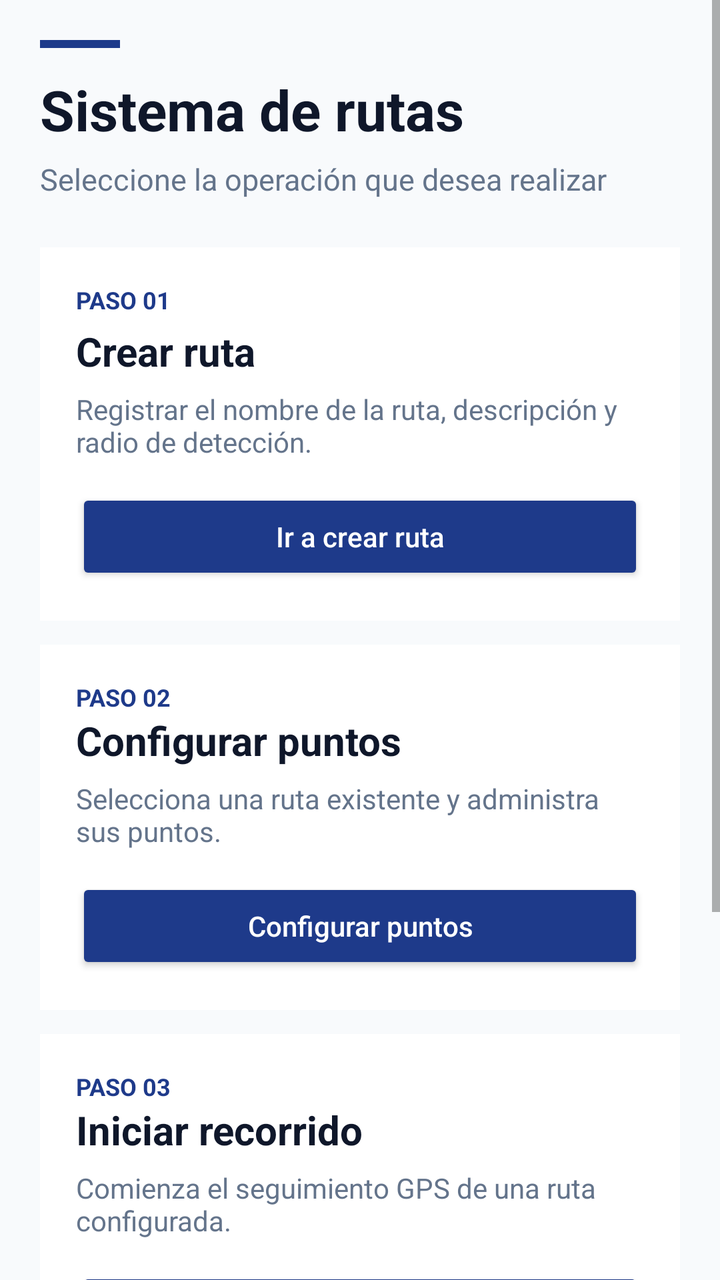
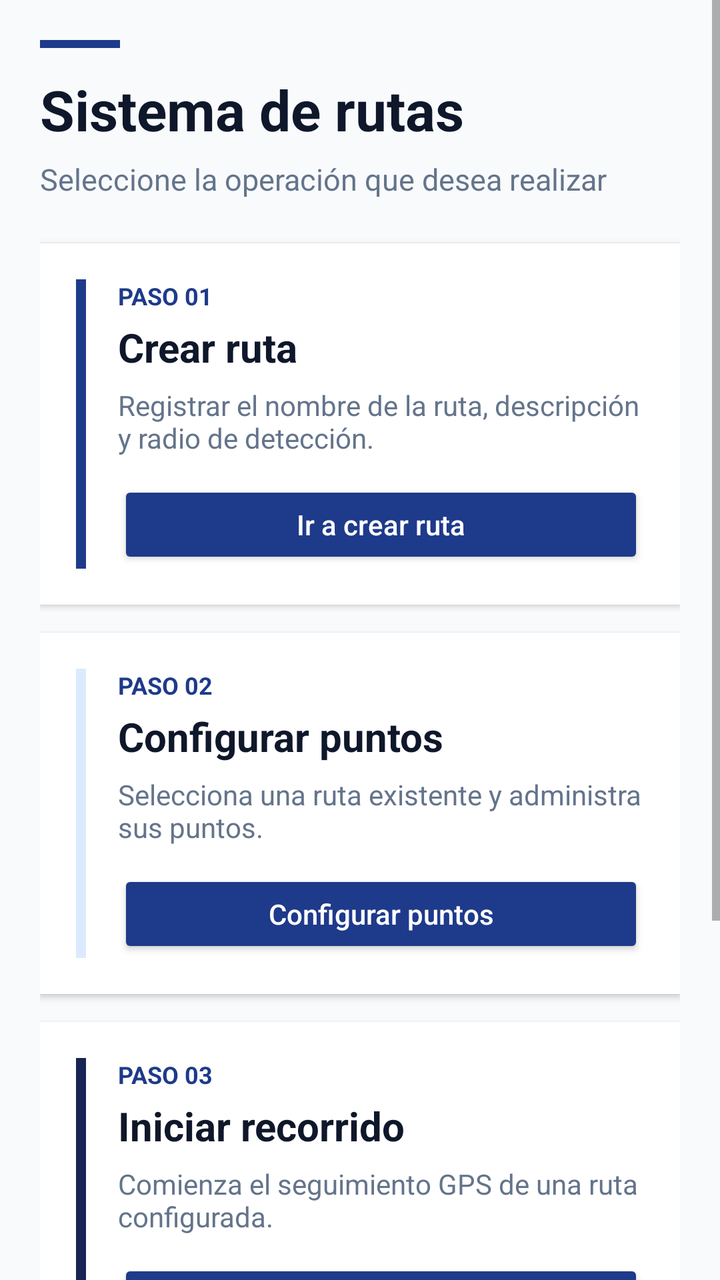

Before-and-after screenshots of an Android layout around one commit, followed by the original layout XML and the change that was made.
<!-- AndroidManifest.xml: application theme Theme.Copia1APP -->
<!-- res/layout/activity_home_rutas.xml -->
<?xml version="1.0" encoding="utf-8"?>
<ScrollView xmlns:android="http://schemas.android.com/apk/res/android"
    android:layout_width="match_parent"
    android:layout_height="match_parent"
    android:fillViewport="true"
    android:background="@color/background">

    <LinearLayout
        android:layout_width="match_parent"
        android:layout_height="wrap_content"
        android:orientation="vertical"
        android:padding="20dp">

        
        <View
            android:layout_width="40dp"
            android:layout_height="4dp"
            android:layout_marginBottom="12dp"
            android:background="@color/primary" />

        <TextView
            android:id="@+id/tvTituloHomeRutas"
            android:layout_width="match_parent"
            android:layout_height="wrap_content"
            android:text="Sistema de rutas"
            android:textSize="28sp"
            android:textStyle="bold"
            android:textColor="@color/text_primary"
            android:layout_marginBottom="6dp" />

        <TextView
            android:id="@+id/tvSubtituloHomeRutas"
            android:layout_width="match_parent"
            android:layout_height="wrap_content"
            android:text="Seleccione la operación que desea realizar"
            android:textSize="15sp"
            android:textColor="@color/text_secondary"
            android:layout_marginBottom="24dp" />

        

        
        <LinearLayout
            android:layout_width="match_parent"
            android:layout_height="wrap_content"
            android:orientation="vertical"
            android:background="@color/surface"
            android:padding="18dp"
            android:layout_marginBottom="12dp">

            <TextView
                android:text="PASO 01"
                android:textSize="12sp"
                android:textStyle="bold"
                android:textColor="@color/primary"
                android:layout_marginBottom="4dp"
                android:layout_width="wrap_content"
                android:layout_height="wrap_content"/>

            <TextView
                android:text="Crear ruta"
                android:textSize="20sp"
                android:textStyle="bold"
                android:textColor="@color/text_primary"
                android:layout_marginBottom="6dp"
                android:layout_width="wrap_content"
                android:layout_height="wrap_content"/>

            <TextView
                android:text="Registrar el nombre de la ruta, descripción y radio de detección."
                android:textSize="14sp"
                android:textColor="@color/text_secondary"
                android:layout_marginBottom="14dp"
                android:layout_width="match_parent"
                android:layout_height="wrap_content"/>

            <Button
                android:id="@+id/btnIrCrearRuta"
                android:layout_width="match_parent"
                android:layout_height="wrap_content"
                android:text="Ir a crear ruta"
                android:textAllCaps="false"
                android:textColor="@color/text_white"
                android:backgroundTint="@color/primary" />
        </LinearLayout>

        
        <LinearLayout
            android:layout_width="match_parent"
            android:layout_height="wrap_content"
            android:orientation="vertical"
            android:background="@color/surface"
            android:padding="18dp"
            android:layout_marginBottom="12dp">

            <TextView
                android:text="PASO 02"
                android:textSize="12sp"
                android:textStyle="bold"
                android:textColor="@color/primary"
                android:layout_width="wrap_content"
                android:layout_height="wrap_content"/>

            <TextView
                android:text="Configurar puntos"
                android:textSize="20sp"
                android:textStyle="bold"
                android:textColor="@color/text_primary"
                android:layout_marginBottom="6dp"
                android:layout_width="wrap_content"
                android:layout_height="wrap_content"/>

            <TextView
                android:text="Selecciona una ruta existente y administra sus puntos."
                android:textSize="14sp"
                android:textColor="@color/text_secondary"
                android:layout_marginBottom="14dp"
                android:layout_width="match_parent"
                android:layout_height="wrap_content"/>

            <Button
                android:id="@+id/btnIrConfigurarPuntos"
                android:layout_width="match_parent"
                android:layout_height="wrap_content"
                android:text="Configurar puntos"
                android:textAllCaps="false"
                android:textColor="@color/text_white"
                android:backgroundTint="@color/primary"/>
        </LinearLayout>

        
        <LinearLayout
            android:layout_width="match_parent"
            android:layout_height="wrap_content"
            android:orientation="vertical"
            android:background="@color/surface"
            android:padding="18dp"
            android:layout_marginBottom="12dp">

            <TextView
                android:text="PASO 03"
                android:textSize="12sp"
                android:textStyle="bold"
                android:textColor="@color/primary"
                android:layout_width="wrap_content"
                android:layout_height="wrap_content"/>

            <TextView
                android:text="Iniciar recorrido"
                android:textSize="20sp"
                android:textStyle="bold"
                android:textColor="@color/text_primary"
                android:layout_marginBottom="6dp"
                android:layout_width="wrap_content"
                android:layout_height="wrap_content"/>

            <TextView
                android:text="Comienza el seguimiento GPS de una ruta configurada."
                android:textSize="14sp"
                android:textColor="@color/text_secondary"
                android:layout_marginBottom="14dp"
                android:layout_width="match_parent"
                android:layout_height="wrap_content"/>

            <Button
                android:id="@+id/btnIrIniciarRecorrido"
                android:layout_width="match_parent"
                android:layout_height="wrap_content"
                android:text="Iniciar recorrido"
                android:textAllCaps="false"
                android:textColor="@color/text_white"
                android:backgroundTint="@color/primary"/>
        </LinearLayout>

        
        <LinearLayout
            android:layout_width="match_parent"
            android:layout_height="wrap_content"
            android:orientation="vertical"
            android:background="@color/surface"
            android:padding="18dp">

            <TextView
                android:text="PASO 04"
                android:textSize="12sp"
                android:textStyle="bold"
                android:textColor="@color/primary"
                android:layout_width="wrap_content"
                android:layout_height="wrap_content"/>

            <TextView
                android:text="Historial de recorridos"
                android:textSize="20sp"
                android:textStyle="bold"
                android:textColor="@color/text_primary"
                android:layout_marginBottom="6dp"
                android:layout_width="wrap_content"
                android:layout_height="wrap_content"/>

            <TextView
                android:text="Consulta los recorridos ya ejecutados."
                android:textSize="14sp"
                android:textColor="@color/text_secondary"
                android:layout_marginBottom="14dp"
                android:layout_width="match_parent"
                android:layout_height="wrap_content"/>

            <Button
                android:id="@+id/btnIrHistorialRecorridos"
                android:layout_width="match_parent"
                android:layout_height="wrap_content"
                android:text="Ver historial"
                android:textAllCaps="false"
                android:textColor="@color/text_white"
                android:backgroundTint="@color/primary"/>
        </LinearLayout>

    </LinearLayout>
</ScrollView>
<!-- resources referenced by this layout -->
<resources>
  <color name="background">#F8FAFC</color>
  <color name="primary">#1E3A8A</color>
  <color name="surface">#FFFFFF</color>
  <color name="text_primary">#0F172A</color>
  <color name="text_secondary">#64748B</color>
  <color name="text_white">#FFFFFF</color>
  <style name="Theme.Copia1APP" parent="Base.Theme.Copia1APP" />
  <style name="Base.Theme.Copia1APP" parent="Theme.AppCompat.Light">
          
          
      </style>
</resources>

<!-- the commit's change to res/layout/activity_home_rutas.xml (unified diff, before → after) -->
@@ -35,184 +35,241 @@
             android:text="Seleccione la operación que desea realizar"
             android:textSize="15sp"
             android:textColor="@color/text_secondary"
-            android:layout_marginBottom="24dp" />
-
-        
-
-        
-        <LinearLayout
-            android:layout_width="match_parent"
-            android:layout_height="wrap_content"
-            android:orientation="vertical"
-            android:background="@color/surface"
-            android:padding="18dp"
-            android:layout_marginBottom="12dp">
-
-            <TextView
-                android:text="PASO 01"
-                android:textSize="12sp"
-                android:textStyle="bold"
-                android:textColor="@color/primary"
-                android:layout_marginBottom="4dp"
-                android:layout_width="wrap_content"
-                android:layout_height="wrap_content"/>
-
-            <TextView
-                android:text="Crear ruta"
-                android:textSize="20sp"
-                android:textStyle="bold"
-                android:textColor="@color/text_primary"
-                android:layout_marginBottom="6dp"
-                android:layout_width="wrap_content"
-                android:layout_height="wrap_content"/>
-
-            <TextView
-                android:text="Registrar el nombre de la ruta, descripción y radio de detección."
-                android:textSize="14sp"
-                android:textColor="@color/text_secondary"
-                android:layout_marginBottom="14dp"
-                android:layout_width="match_parent"
-                android:layout_height="wrap_content"/>
-
-            <Button
-                android:id="@+id/btnIrCrearRuta"
-                android:layout_width="match_parent"
-                android:layout_height="wrap_content"
-                android:text="Ir a crear ruta"
-                android:textAllCaps="false"
-                android:textColor="@color/text_white"
-                android:backgroundTint="@color/primary" />
-        </LinearLayout>
-
-        
-        <LinearLayout
-            android:layout_width="match_parent"
-            android:layout_height="wrap_content"
-            android:orientation="vertical"
-            android:background="@color/surface"
-            android:padding="18dp"
-            android:layout_marginBottom="12dp">
-
-            <TextView
-                android:text="PASO 02"
-                android:textSize="12sp"
-                android:textStyle="bold"
-                android:textColor="@color/primary"
-                android:layout_width="wrap_content"
-                android:layout_height="wrap_content"/>
-
-            <TextView
-                android:text="Configurar puntos"
-                android:textSize="20sp"
-                android:textStyle="bold"
-                android:textColor="@color/text_primary"
-                android:layout_marginBottom="6dp"
-                android:layout_width="wrap_content"
-                android:layout_height="wrap_content"/>
-
-            <TextView
-                android:text="Selecciona una ruta existente y administra sus puntos."
-                android:textSize="14sp"
-                android:textColor="@color/text_secondary"
-                android:layout_marginBottom="14dp"
-                android:layout_width="match_parent"
-                android:layout_height="wrap_content"/>
-
-            <Button
-                android:id="@+id/btnIrConfigurarPuntos"
-                android:layout_width="match_parent"
-                android:layout_height="wrap_content"
-                android:text="Configurar puntos"
-                android:textAllCaps="false"
-                android:textColor="@color/text_white"
-                android:backgroundTint="@color/primary"/>
-        </LinearLayout>
-
-        
-        <LinearLayout
-            android:layout_width="match_parent"
-            android:layout_height="wrap_content"
-            android:orientation="vertical"
-            android:background="@color/surface"
-            android:padding="18dp"
-            android:layout_marginBottom="12dp">
-
-            <TextView
-                android:text="PASO 03"
-                android:textSize="12sp"
-                android:textStyle="bold"
-                android:textColor="@color/primary"
-                android:layout_width="wrap_content"
-                android:layout_height="wrap_content"/>
-
-            <TextView
-                android:text="Iniciar recorrido"
-                android:textSize="20sp"
-                android:textStyle="bold"
-                android:textColor="@color/text_primary"
-                android:layout_marginBottom="6dp"
-                android:layout_width="wrap_content"
-                android:layout_height="wrap_content"/>
-
-            <TextView
-                android:text="Comienza el seguimiento GPS de una ruta configurada."
-                android:textSize="14sp"
-                android:textColor="@color/text_secondary"
-                android:layout_marginBottom="14dp"
-                android:layout_width="match_parent"
-                android:layout_height="wrap_content"/>
-
-            <Button
-                android:id="@+id/btnIrIniciarRecorrido"
-                android:layout_width="match_parent"
-                android:layout_height="wrap_content"
-                android:text="Iniciar recorrido"
-                android:textAllCaps="false"
-                android:textColor="@color/text_white"
-                android:backgroundTint="@color/primary"/>
-        </LinearLayout>
-
-        
-        <LinearLayout
-            android:layout_width="match_parent"
-            android:layout_height="wrap_content"
-            android:orientation="vertical"
-            android:background="@color/surface"
-            android:padding="18dp">
-
-            <TextView
-                android:text="PASO 04"
-                android:textSize="12sp"
-                android:textStyle="bold"
-                android:textColor="@color/primary"
-                android:layout_width="wrap_content"
-                android:layout_height="wrap_content"/>
-
-            <TextView
-                android:text="Historial de recorridos"
-                android:textSize="20sp"
-                android:textStyle="bold"
-                android:textColor="@color/text_primary"
-                android:layout_marginBottom="6dp"
-                android:layout_width="wrap_content"
-                android:layout_height="wrap_content"/>
-
-            <TextView
-                android:text="Consulta los recorridos ya ejecutados."
-                android:textSize="14sp"
-                android:textColor="@color/text_secondary"
-                android:layout_marginBottom="14dp"
-                android:layout_width="match_parent"
-                android:layout_height="wrap_content"/>
-
-            <Button
-                android:id="@+id/btnIrHistorialRecorridos"
-                android:layout_width="match_parent"
-                android:layout_height="wrap_content"
-                android:text="Ver historial"
-                android:textAllCaps="false"
-                android:textColor="@color/text_white"
-                android:backgroundTint="@color/primary"/>
+            android:layout_marginBottom="22dp" />
+
+        
+        <LinearLayout
+            android:layout_width="match_parent"
+            android:layout_height="wrap_content"
+            android:orientation="horizontal"
+            android:background="@color/surface"
+            android:padding="18dp"
+            android:layout_marginBottom="14dp"
+            android:elevation="2dp">
+
+            <View
+                android:layout_width="5dp"
+                android:layout_height="match_parent"
+                android:background="@color/primary"
+                android:layout_marginEnd="16dp" />
+
+            <LinearLayout
+                android:layout_width="0dp"
+                android:layout_height="wrap_content"
+                android:layout_weight="1"
+                android:orientation="vertical">
+
+                <TextView
+                    android:layout_width="wrap_content"
+                    android:layout_height="wrap_content"
+                    android:text="PASO 01"
+                    android:textSize="12sp"
+                    android:textStyle="bold"
+                    android:textColor="@color/primary"
+                    android:layout_marginBottom="4dp" />
+
+                <TextView
+                    android:layout_width="wrap_content"
+                    android:layout_height="wrap_content"
+                    android:text="Crear ruta"
+                    android:textSize="20sp"
+                    android:textStyle="bold"
+                    android:textColor="@color/text_primary"
+                    android:layout_marginBottom="6dp" />
+
+                <TextView
+                    android:layout_width="match_parent"
+                    android:layout_height="wrap_content"
+                    android:text="Registrar el nombre de la ruta, descripción y radio de detección."
+                    android:textSize="14sp"
+                    android:textColor="@color/text_secondary"
+                    android:layout_marginBottom="12dp" />
+
+                <Button
+                    android:id="@+id/btnIrCrearRuta"
+                    android:layout_width="match_parent"
+                    android:layout_height="44dp"
+                    android:text="Ir a crear ruta"
+                    android:textAllCaps="false"
+                    android:textColor="@color/text_white"
+                    android:backgroundTint="@color/primary" />
+            </LinearLayout>
+        </LinearLayout>
+
+        
+        <LinearLayout
+            android:layout_width="match_parent"
+            android:layout_height="wrap_content"
+            android:orientation="horizontal"
+            android:background="@color/surface"
+            android:padding="18dp"
+            android:layout_marginBottom="14dp"
+            android:elevation="2dp">
+
+            <View
+                android:layout_width="5dp"
+                android:layout_height="match_parent"
+                android:background="@color/primary_light"
+                android:layout_marginEnd="16dp" />
+
+            <LinearLayout
+                android:layout_width="0dp"
+                android:layout_height="wrap_content"
+                android:layout_weight="1"
+                android:orientation="vertical">
+
+                <TextView
+                    android:layout_width="wrap_content"
+                    android:layout_height="wrap_content"
+                    android:text="PASO 02"
+                    android:textSize="12sp"
+                    android:textStyle="bold"
+                    android:textColor="@color/primary"
+                    android:layout_marginBottom="4dp" />
+
+                <TextView
+                    android:layout_width="wrap_content"
+                    android:layout_height="wrap_content"
+                    android:text="Configurar puntos"
+                    android:textSize="20sp"
+                    android:textStyle="bold"
+                    android:textColor="@color/text_primary"
+                    android:layout_marginBottom="6dp" />
+
+                <TextView
+                    android:layout_width="match_parent"
+                    android:layout_height="wrap_content"
+                    android:text="Selecciona una ruta existente y administra sus puntos."
+                    android:textSize="14sp"
+                    android:textColor="@color/text_secondary"
+                    android:layout_marginBottom="12dp" />
+
+                <Button
+                    android:id="@+id/btnIrConfigurarPuntos"
+                    android:layout_width="match_parent"
+                    android:layout_height="44dp"
+                    android:text="Configurar puntos"
+                    android:textAllCaps="false"
+                    android:textColor="@color/text_white"
+                    android:backgroundTint="@color/primary" />
+            </LinearLayout>
+        </LinearLayout>
+
+        
+        <LinearLayout
+            android:layout_width="match_parent"
+            android:layout_height="wrap_content"
+            android:orientation="horizontal"
+            android:background="@color/surface"
+            android:padding="18dp"
+            android:layout_marginBottom="14dp"
+            android:elevation="2dp">
+
+            <View
+                android:layout_width="5dp"
+                android:layout_height="match_parent"
+                android:background="@color/primary_dark"
+                android:layout_marginEnd="16dp" />
+
+            <LinearLayout
+                android:layout_width="0dp"
+                android:layout_height="wrap_content"
+                android:layout_weight="1"
+                android:orientation="vertical">
+
+                <TextView
+                    android:layout_width="wrap_content"
+                    android:layout_height="wrap_content"
+                    android:text="PASO 03"
+                    android:textSize="12sp"
+                    android:textStyle="bold"
+                    android:textColor="@color/primary"
+                    android:layout_marginBottom="4dp" />
+
+                <TextView
+                    android:layout_width="wrap_content"
+                    android:layout_height="wrap_content"
+                    android:text="Iniciar recorrido"
+                    android:textSize="20sp"
+                    android:textStyle="bold"
+                    android:textColor="@color/text_primary"
+                    android:layout_marginBottom="6dp" />
+
+                <TextView
+                    android:layout_width="match_parent"
+                    android:layout_height="wrap_content"
+                    android:text="Comienza el seguimiento GPS de una ruta configurada."
+                    android:textSize="14sp"
+                    android:textColor="@color/text_secondary"
+                    android:layout_marginBottom="12dp" />
+
+                <Button
+                    android:id="@+id/btnIrIniciarRecorrido"
+                    android:layout_width="match_parent"
+                    android:layout_height="44dp"
+                    android:text="Iniciar recorrido"
+                    android:textAllCaps="false"
+                    android:textColor="@color/text_white"
+                    android:backgroundTint="@color/primary" />
+            </LinearLayout>
+        </LinearLayout>
+
+        
+        <LinearLayout
+            android:layout_width="match_parent"
+            android:layout_height="wrap_content"
+            android:orientation="horizontal"
+            android:background="@color/surface"
+            android:padding="18dp"
+            android:elevation="2dp">
+
+            <View
+                android:layout_width="5dp"
+                android:layout_height="match_parent"
+                android:background="@color/primary_light"
+                android:layout_marginEnd="16dp" />
+
+            <LinearLayout
+                android:layout_width="0dp"
+                android:layout_height="wrap_content"
+                android:layout_weight="1"
+                android:orientation="vertical">
+
+                <TextView
+                    android:layout_width="wrap_content"
+                    android:layout_height="wrap_content"
+                    android:text="PASO 04"
+                    android:textSize="12sp"
+                    android:textStyle="bold"
+                    android:textColor="@color/primary"
+                    android:layout_marginBottom="4dp" />
+
+                <TextView
+                    android:layout_width="wrap_content"
+                    android:layout_height="wrap_content"
+                    android:text="Historial de recorridos"
+                    android:textSize="20sp"
+                    android:textStyle="bold"
+                    android:textColor="@color/text_primary"
+                    android:layout_marginBottom="6dp" />
+
+                <TextView
+                    android:layout_width="match_parent"
+                    android:layout_height="wrap_content"
+                    android:text="Consulta los recorridos ya ejecutados."
+                    android:textSize="14sp"
+                    android:textColor="@color/text_secondary"
+                    android:layout_marginBottom="12dp" />
+
+                <Button
+                    android:id="@+id/btnIrHistorialRecorridos"
+                    android:layout_width="match_parent"
+                    android:layout_height="44dp"
+                    android:text="Ver historial"
+                    android:textAllCaps="false"
+                    android:textColor="@color/text_white"
+                    android:backgroundTint="@color/primary" />
+            </LinearLayout>
         </LinearLayout>
 
     </LinearLayout>
<!-- resource entries referenced after the edit -->
@@ -2,6 +2,8 @@
 <resources>
   <color name="background">#F8FAFC</color>
   <color name="primary">#1E3A8A</color>
+  <color name="primary_dark">#172554</color>
+  <color name="primary_light">#DBEAFE</color>
   <color name="surface">#FFFFFF</color>
   <color name="text_primary">#0F172A</color>
   <color name="text_secondary">#64748B</color>
